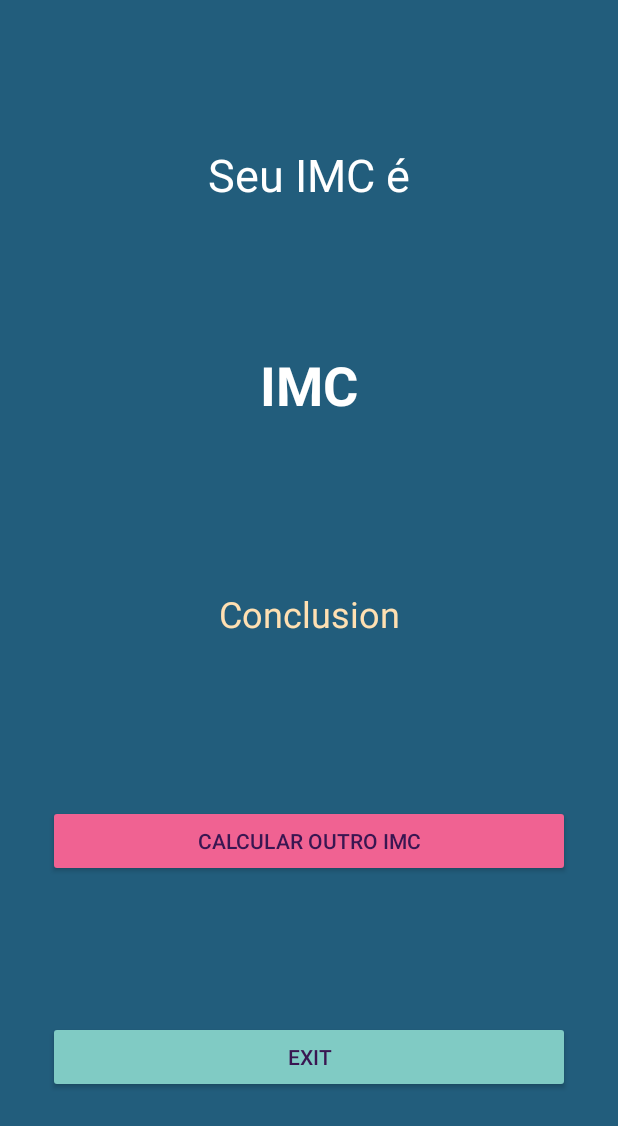
After one commit to erikadesu/kotlin-calculadora-de-imc, an Android app: the layout activity_results.xml on its own in the app's theme, with its tools: preview values and no code run, on a phone screen of 412 x 824 dp. The commit adds this screen. Shown: the top 1126 px of the screen. Run offline under Robolectric (Android 15) with nearby library versions, the phone set to English and light mode, and no system bars.

Commit message:
configure main activity and results activity

```diff
--- a/app/src/main/AndroidManifest.xml
+++ b/app/src/main/AndroidManifest.xml
@@ -9,6 +9,7 @@
         android:roundIcon="@mipmap/ic_launcher_round"
         android:supportsRtl="true"
         android:theme="@style/AppTheme">
+        <activity android:name=".ResultsActivity"></activity>
         <activity android:name=".SplashActivity">
             <intent-filter>
                 <action android:name="android.intent.action.MAIN" />
@@ -16,8 +17,7 @@
                 <category android:name="android.intent.category.LAUNCHER" />
             </intent-filter>
         </activity>
-        <activity android:name=".MainActivity">
-        </activity>
+        <activity android:name=".MainActivity"></activity>
     </application>
 
 </manifest>
--- a/app/src/main/res/layout/activity_main.xml
+++ b/app/src/main/res/layout/activity_main.xml
@@ -4,7 +4,7 @@
     xmlns:tools="http://schemas.android.com/tools"
     android:layout_width="match_parent"
     android:layout_height="match_parent"
-    android:background="#225D7C"
+    android:background="@color/colorBackgroundLight"
     tools:context=".MainActivity">
 
     <TextView
--- /dev/null
+++ b/app/src/main/res/layout/activity_results.xml
@@ -0,0 +1,85 @@
+<?xml version="1.0" encoding="utf-8"?>
+<androidx.constraintlayout.widget.ConstraintLayout xmlns:android="http://schemas.android.com/apk/res/android"
+    xmlns:app="http://schemas.android.com/apk/res-auto"
+    xmlns:tools="http://schemas.android.com/tools"
+    android:layout_width="match_parent"
+    android:layout_height="match_parent"
+    android:background="#FFFFFF"
+    android:backgroundTint="@color/colorBackgroundLight"
+    tools:context=".ResultsActivity">
+
+    <TextView
+        android:id="@+id/textView3"
+        android:layout_width="wrap_content"
+        android:layout_height="wrap_content"
+        android:text="Seu IMC é"
+        android:textColor="#FFFFFF"
+        android:textSize="30sp"
+        app:layout_constraintBottom_toTopOf="@+id/txvResultsIMC"
+        app:layout_constraintEnd_toEndOf="parent"
+        app:layout_constraintHorizontal_bias="0.5"
+        app:layout_constraintStart_toStartOf="parent"
+        app:layout_constraintTop_toTopOf="parent" />
+
+    <TextView
+        android:id="@+id/txvResultsIMC"
+        android:layout_width="wrap_content"
+        android:layout_height="wrap_content"
+        android:text="IMC"
+        android:textColor="#FFFFFF"
+        android:textSize="36sp"
+        android:textStyle="bold"
+        app:layout_constraintBottom_toTopOf="@+id/txvResultsConclusion"
+        app:layout_constraintEnd_toEndOf="parent"
+        app:layout_constraintHorizontal_bias="0.5"
+        app:layout_constraintStart_toStartOf="parent"
+        app:layout_constraintTop_toBottomOf="@+id/textView3" />
+
+    <TextView
+        android:id="@+id/txvResultsConclusion"
+        android:layout_width="0dp"
+        android:layout_height="wrap_content"
+        android:layout_marginStart="32dp"
+        android:layout_marginTop="16dp"
+        android:layout_marginEnd="32dp"
+        android:layout_marginBottom="16dp"
+        android:text="Conclusion"
+        android:textAlignment="center"
+        android:textColor="@color/colorPrimaryLight"
+        android:textSize="24sp"
+        app:layout_constraintBottom_toTopOf="@+id/btnResultsReset"
+        app:layout_constraintEnd_toEndOf="parent"
+        app:layout_constraintHorizontal_bias="0.5"
+        app:layout_constraintStart_toStartOf="parent"
+        app:layout_constraintTop_toBottomOf="@+id/txvResultsIMC" />
+
+    <Button
+        android:id="@+id/btnResultsReset"
+        android:layout_width="0dp"
+        android:layout_height="wrap_content"
+        android:layout_marginStart="32dp"
+        android:layout_marginEnd="32dp"
+        android:backgroundTint="@color/colorAccent"
+        android:text="Calcular outro IMC"
+        android:textColor="@color/colorBackgroundDark"
+        app:layout_constraintBottom_toTopOf="@+id/btnResultsExit"
+        app:layout_constraintEnd_toEndOf="parent"
+        app:layout_constraintHorizontal_bias="0.5"
+        app:layout_constraintStart_toStartOf="parent"
+        app:layout_constraintTop_toBottomOf="@+id/txvResultsConclusion" />
+
+    <Button
+        android:id="@+id/btnResultsExit"
+        android:layout_width="0dp"
+        android:layout_height="wrap_content"
+        android:layout_marginStart="32dp"
+        android:layout_marginEnd="32dp"
+        android:backgroundTint="@color/colorPrimaryDark"
+        android:text="Exit"
+        android:textColor="@color/colorBackgroundDark"
+        app:layout_constraintBottom_toBottomOf="parent"
+        app:layout_constraintEnd_toEndOf="parent"
+        app:layout_constraintHorizontal_bias="0.5"
+        app:layout_constraintStart_toStartOf="parent"
+        app:layout_constraintTop_toBottomOf="@+id/btnResultsReset" />
+</androidx.constraintlayout.widget.ConstraintLayout>
--- a/app/src/main/res/values/colors.xml
+++ b/app/src/main/res/values/colors.xml
@@ -6,4 +6,5 @@
     <color name="colorAccent">#F06292</color>
     <color name="colorLightPink">#EF9A9A</color>
     <color name="colorBackgroundDark">#391651</color>
+    <color name="colorBackgroundLight">#225D7C</color>
 </resources>
```
Also changed, not shown: app/src/main/java/com/erikadesu/calculadoradeimc/MainActivity.kt (+26 -0 lines), app/src/main/java/com/erikadesu/calculadoradeimc/ResultsActivity.kt (added, +50 -0 lines).
